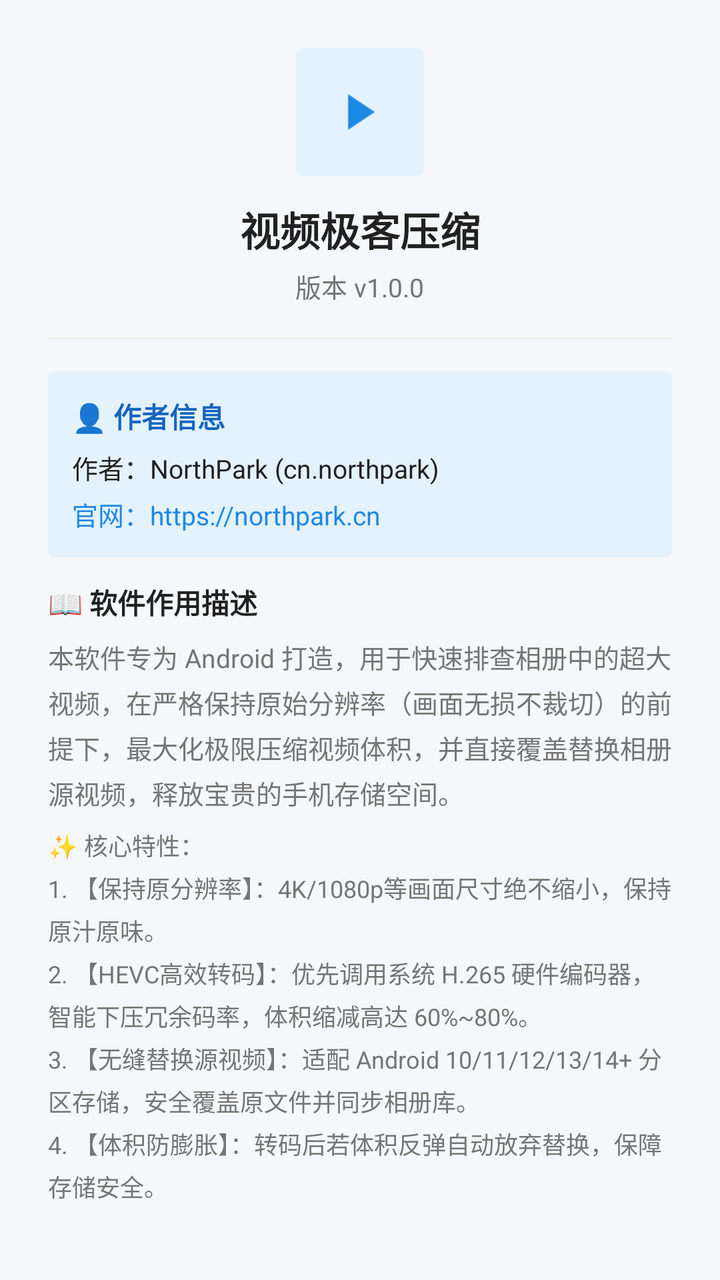
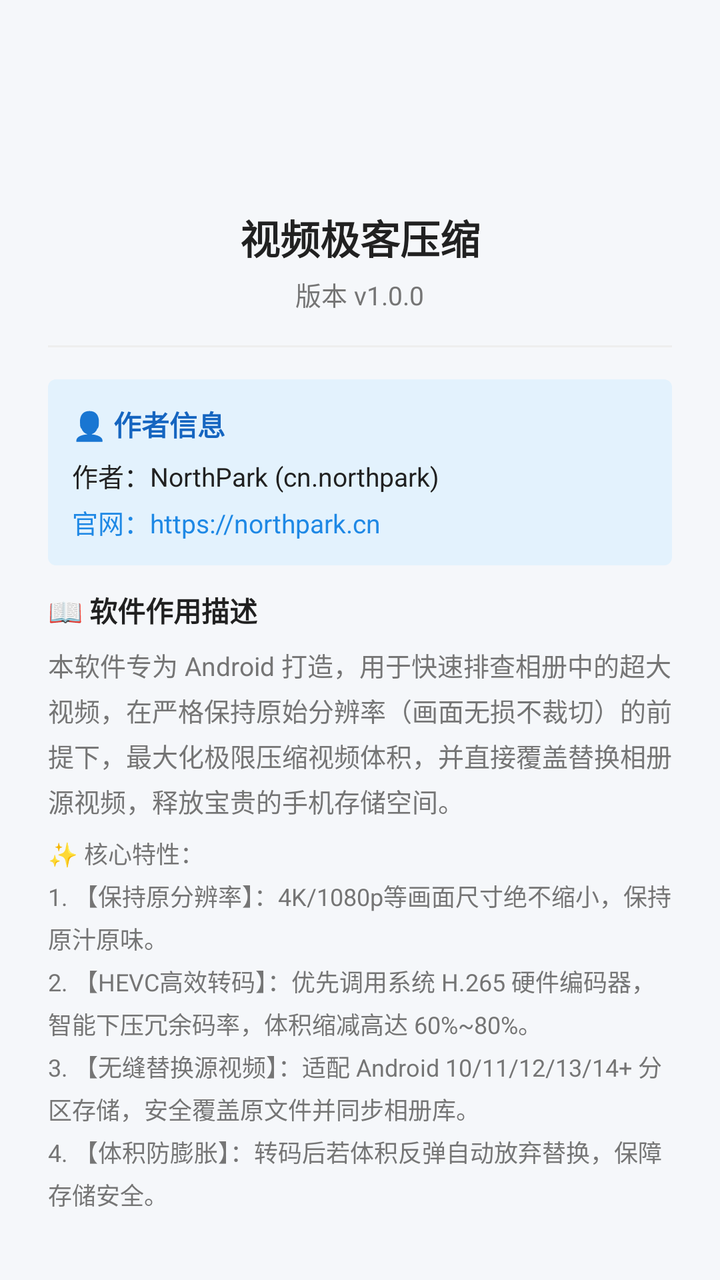

Compare the two renders of this Android layout. The source of the first and the diff that turns it into the second are given below.
<!-- AndroidManifest.xml: application theme Theme.NpcVideoCompressor -->
<!-- res/layout/dialog_about.xml -->
<?xml version="1.0" encoding="utf-8"?>
<ScrollView xmlns:android="http://schemas.android.com/apk/res/android"
    xmlns:app="http://schemas.android.com/apk/res-auto"
    android:layout_width="match_parent"
    android:layout_height="wrap_content">

    <LinearLayout
        android:layout_width="match_parent"
        android:layout_height="wrap_content"
        android:gravity="center_horizontal"
        android:orientation="vertical"
        android:padding="24dp">

        <ImageView
            android:layout_width="64dp"
            android:layout_height="64dp"
            android:background="@drawable/bg_tag_resolution"
            android:padding="12dp"
            android:src="@drawable/ic_launcher_foreground"
            app:tint="@color/primary" />

        <TextView
            android:id="@+id/tvAboutAppName"
            android:layout_width="wrap_content"
            android:layout_height="wrap_content"
            android:layout_marginTop="12dp"
            android:text="@string/app_name"
            android:textColor="@color/text_primary"
            android:textSize="20sp"
            android:textStyle="bold" />

        <TextView
            android:id="@+id/tvAboutVersion"
            android:layout_width="wrap_content"
            android:layout_height="wrap_content"
            android:layout_marginTop="4dp"
            android:text="版本 v1.0.0"
            android:textColor="@color/text_secondary"
            android:textSize="13sp" />

        <View
            android:layout_width="match_parent"
            android:layout_height="1dp"
            android:layout_marginVertical="16dp"
            android:background="@color/divider" />

        
        <LinearLayout
            android:layout_width="match_parent"
            android:layout_height="wrap_content"
            android:background="@drawable/bg_tag_resolution"
            android:orientation="vertical"
            android:padding="12dp">

            <TextView
                android:layout_width="wrap_content"
                android:layout_height="wrap_content"
                android:text="👤 作者信息"
                android:textColor="@color/primary_dark"
                android:textSize="14sp"
                android:textStyle="bold" />

            <TextView
                android:layout_width="wrap_content"
                android:layout_height="wrap_content"
                android:layout_marginTop="6dp"
                android:text="作者：NorthPark (cn.northpark)"
                android:textColor="@color/text_primary"
                android:textSize="13sp" />

            <TextView
                android:layout_width="wrap_content"
                android:layout_height="wrap_content"
                android:layout_marginTop="4dp"
                android:text="官网：https://northpark.cn"
                android:textColor="@color/primary"
                android:textSize="13sp" />
        </LinearLayout>

        
        <LinearLayout
            android:layout_width="match_parent"
            android:layout_height="wrap_content"
            android:layout_marginTop="12dp"
            android:orientation="vertical">

            <TextView
                android:layout_width="wrap_content"
                android:layout_height="wrap_content"
                android:text="📖 软件作用描述"
                android:textColor="@color/text_primary"
                android:textSize="14sp"
                android:textStyle="bold" />

            <TextView
                android:layout_width="match_parent"
                android:layout_height="wrap_content"
                android:layout_marginTop="8dp"
                android:lineSpacingExtra="4dp"
                android:text="本软件专为 Android 打造，用于快速排查相册中的超大视频，在严格保持原始分辨率（画面无损不裁切）的前提下，最大化极限压缩视频体积，并直接覆盖替换相册源视频，释放宝贵的手机存储空间。"
                android:textColor="@color/text_secondary"
                android:textSize="13sp" />

            <TextView
                android:layout_width="match_parent"
                android:layout_height="wrap_content"
                android:layout_marginTop="8dp"
                android:lineSpacingExtra="4dp"
                android:text="✨ 核心特性：\n1. 【保持原分辨率】：4K/1080p等画面尺寸绝不缩小，保持原汁原味。\n2. 【HEVC高效转码】：优先调用系统 H.265 硬件编码器，智能下压冗余码率，体积缩减高达 60%~80%。\n3. 【无缝替换源视频】：适配 Android 10/11/12/13/14+ 分区存储，安全覆盖原文件并同步相册库。\n4. 【体积防膨胀】：转码后若体积反弹自动放弃替换，保障存储安全。"
                android:textColor="@color/text_secondary"
                android:textSize="12sp" />
        </LinearLayout>

    </LinearLayout>
</ScrollView>
<!-- resources referenced by this layout -->
<resources>
  <color name="divider">#EEEEEE</color>
  <color name="primary">#1E88E5</color>
  <color name="primary_dark">#1565C0</color>
  <color name="text_primary">#212121</color>
  <color name="text_secondary">#757575</color>
  <!-- drawable bg_tag_resolution (drawable) -->
  <?xml version="1.0" encoding="utf-8"?>
  <shape xmlns:android="http://schemas.android.com/apk/res/android">
      <solid android:color="@color/tag_resolution_bg" />
      <corners android:radius="4dp" />
      <padding
          android:left="6dp"
          android:top="2dp"
          android:right="6dp"
          android:bottom="2dp" />
  </shape>
  <!-- drawable ic_launcher_foreground (drawable) -->
  <?xml version="1.0" encoding="utf-8"?>
  <vector xmlns:android="http://schemas.android.com/apk/res/android"
      android:width="108dp"
      android:height="108dp"
      android:viewportWidth="108"
      android:viewportHeight="108">
      
      <path
          android:fillColor="#FFFFFF"
          android:pathData="M38,30 L74,54 L38,78 Z" />
  </vector>
  <string name="app_name">视频极客压缩</string>
  <style name="Theme.NpcVideoCompressor" parent="Theme.Material3.DayNight.NoActionBar">
          
          <item name="colorPrimary">@color/primary</item>
          <item name="colorPrimaryVariant">@color/primary_dark</item>
          <item name="colorOnPrimary">@android:color/white</item>
          
          <item name="colorSecondary">@color/accent</item>
          <item name="colorOnSecondary">@android:color/white</item>
          
          <item name="android:statusBarColor">@color/primary_dark</item>
          
          <item name="android:windowBackground">@color/background_light</item>
      </style>
  <color name="tag_resolution_bg">#E3F2FD</color>
  <color name="accent">#FF4081</color>
  <color name="background_light">#F5F7FA</color>
</resources>

<!-- the commit's change to res/layout/dialog_about.xml (unified diff, before → after) -->
@@ -12,12 +12,9 @@
         android:padding="24dp">
 
         <ImageView
-            android:layout_width="64dp"
-            android:layout_height="64dp"
-            android:background="@drawable/bg_tag_resolution"
-            android:padding="12dp"
-            android:src="@drawable/ic_launcher_foreground"
-            app:tint="@color/primary" />
+            android:layout_width="68dp"
+            android:layout_height="68dp"
+            android:src="@mipmap/ic_launcher" />
 
         <TextView
             android:id="@+id/tvAboutAppName"
<!-- resource entries referenced after the edit -->
@@ -16,18 +16,13 @@
           android:right="6dp"
           android:bottom="2dp" />
   </shape>
-  <!-- drawable ic_launcher_foreground (drawable) -->
+  <!-- mipmap ic_launcher (mipmap) -->
   <?xml version="1.0" encoding="utf-8"?>
-  <vector xmlns:android="http://schemas.android.com/apk/res/android"
-      android:width="108dp"
-      android:height="108dp"
-      android:viewportWidth="108"
-      android:viewportHeight="108">
-      
-      <path
-          android:fillColor="#FFFFFF"
-          android:pathData="M38,30 L74,54 L38,78 Z" />
-  </vector>
+  <layer-list xmlns:android="http://schemas.android.com/apk/res/android">
+      <item android:drawable="@drawable/ic_launcher_background" />
+      <item android:drawable="@drawable/ic_launcher_foreground" />
+  </layer-list>
+  <!-- drawable ic_launcher_foreground: vector/xml drawable (drawable, 2119 chars, omitted) -->
   <string name="app_name">视频极客压缩</string>
   <style name="Theme.NpcVideoCompressor" parent="Theme.Material3.DayNight.NoActionBar">
           
@@ -43,6 +38,72 @@
           <item name="android:windowBackground">@color/background_light</item>
       </style>
   <color name="tag_resolution_bg">#E3F2FD</color>
+  <!-- drawable ic_launcher_background (drawable) -->
+  <?xml version="1.0" encoding="utf-8"?>
+  <vector xmlns:android="http://schemas.android.com/apk/res/android"
+      xmlns:aapt="http://schemas.android.com/aapt"
+      android:width="108dp"
+      android:height="108dp"
+      android:viewportWidth="108"
+      android:viewportHeight="108">
+  
+      
+      <path
+          android:pathData="M0,0h108v108h-108z">
+          <aapt:attr name="android:fillColor">
+              <gradient
+                  android:startX="0"
+                  android:startY="0"
+                  android:endX="108"
+                  android:endY="108"
+                  android:startColor="#0B132B"
+                  android:centerColor="#1C2541"
+                  android:endColor="#1E3A8A"
+                  android:type="linear" />
+          </aapt:attr>
+      </path>
+  
+      
+      <path
+          android:pathData="M0,0h108v108h-108z">
+          <aapt:attr name="android:fillColor">
+              <gradient
+                  android:centerX="28"
+                  android:centerY="22"
+                  android:gradientRadius="65"
+                  android:startColor="#4D38BDF8"
+                  android:endColor="#00000000"
+                  android:type="radial" />
+          </aapt:attr>
+      </path>
+  
+      
+      <path
+          android:pathData="M54,16 A38,38 0 1,0 54,92 A38,38 0 1,0 54,16"
+          android:strokeColor="#1A38BDF8"
+          android:strokeWidth="1.2"
+          android:strokeLineCap="round" />
+  
+      <path
+          android:pathData="M54,23 A31,31 0 1,0 54,85 A31,31 0 1,0 54,23"
+          android:strokeColor="#0DFFFFFF"
+          android:strokeWidth="0.8" />
+  
+      
+      <path
+          android:pathData="M0,0h108v108h-108z">
+          <aapt:attr name="android:fillColor">
+              <gradient
+                  android:centerX="88"
+                  android:centerY="92"
+                  android:gradientRadius="55"
+                  android:startColor="#59030712"
+                  android:endColor="#00000000"
+                  android:type="radial" />
+          </aapt:attr>
+      </path>
+  
+  </vector>
   <color name="accent">#FF4081</color>
   <color name="background_light">#F5F7FA</color>
 </resources>
